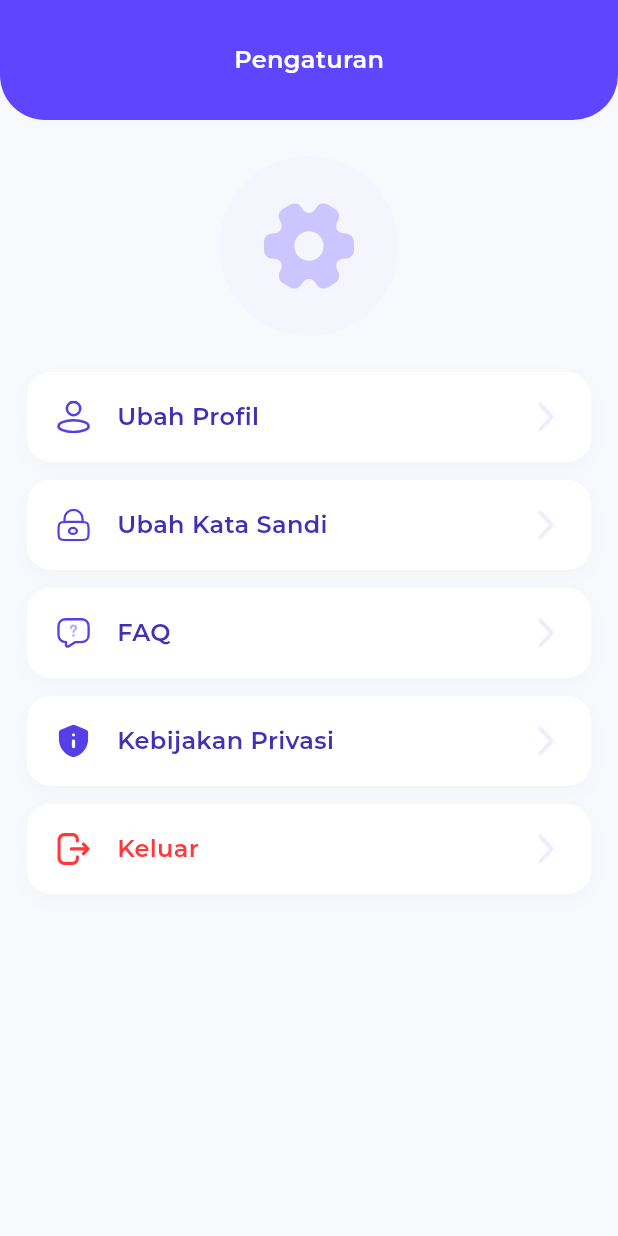
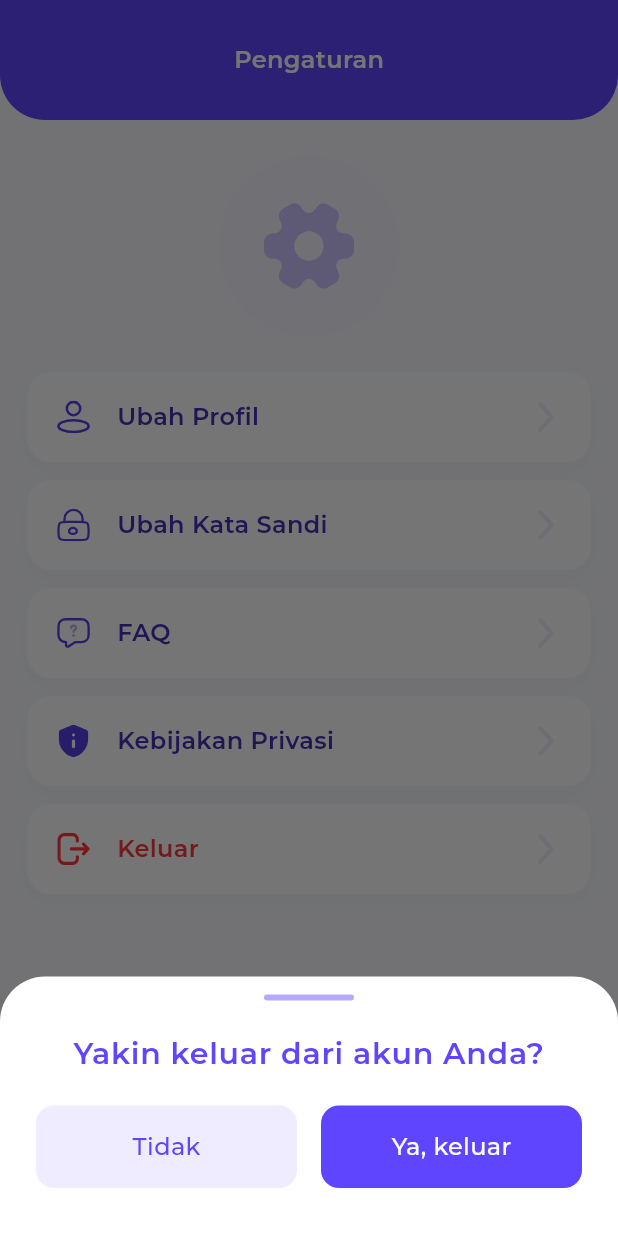
Before and after one commit to fauzihub13/litenet, a Flutter app: the SettingPage screen opened directly, after a tap on "Keluar", on a phone screen of 412 x 824 dp. Run offline on Flutter 3.47's test engine with Material 3 defaults, Android fonts, the light colour scheme and no system bars; our stand-ins replace flutter_svg; project files that could hold a hidden picture were left out.

Commit message:
feat: implement UI modal on logout setting pagex

```diff
--- a/lib/core/widgets/button.dart
+++ b/lib/core/widgets/button.dart
@@ -12,6 +12,8 @@ class Button extends StatelessWidget {
   final double? height;
   final double? fontSize;
   final Color borderColor;
+  final Color backgroundColor;
+  final Color textColor;
 
   const Button({
     super.key,
@@ -21,8 +23,10 @@ class Button extends StatelessWidget {
     this.isDisabled = false,
     this.width = double.infinity,
     this.height,
-    this.fontSize =16,
+    this.fontSize = 16,
     this.borderColor = DefaultColors.purple500,
+    this.backgroundColor = DefaultColors.purple500,
+    this.textColor = DefaultColors.white,
   });
 
   @override
@@ -38,7 +42,7 @@ class Button extends StatelessWidget {
           style: ElevatedButton.styleFrom(
             backgroundColor: isDisabled
                 ? DefaultColors.purple100
-                : DefaultColors.purple500,
+                : backgroundColor,
             shape: RoundedRectangleBorder(
               borderRadius: BorderRadius.circular(12),
             ),
@@ -47,10 +51,9 @@ class Button extends StatelessWidget {
           child: Text(
             text,
             style: Theme.of(context).textTheme.bodyMedium?.copyWith(
-              color: DefaultColors.white,
+              color: textColor,
               fontWeight: FontWeight.w500,
-              fontSize: fontSize
-
+              fontSize: fontSize,
             ),
           ),
         ),
@@ -62,13 +65,10 @@ class Button extends StatelessWidget {
         child: ElevatedButton(
           onPressed: isDisabled ? null : onPressed,
           style: ElevatedButton.styleFrom(
-            backgroundColor: Colors.transparent,
             shape: RoundedRectangleBorder(
               borderRadius: BorderRadius.circular(12),
               side: BorderSide(
-                color: isDisabled
-                    ? Colors.transparent
-                    : borderColor,
+                color: isDisabled ? Colors.transparent : borderColor,
                 width: 1.5,
               ),
             ),
@@ -79,7 +79,7 @@ class Button extends StatelessWidget {
             style: Theme.of(context).textTheme.bodyMedium?.copyWith(
               color: DefaultColors.purple500,
               fontWeight: FontWeight.w500,
-              fontSize: fontSize
+              fontSize: fontSize,
             ),
           ),
         ),
--- a/lib/features/setting/presentation/views/setting_page.dart
+++ b/lib/features/setting/presentation/views/setting_page.dart
@@ -1,6 +1,7 @@
 import 'package:flutter/material.dart';
 import 'package:flutter_svg/svg.dart';
 import 'package:litenet/core/constants/theme.dart';
+import 'package:litenet/core/widgets/button.dart';
 import 'package:litenet/core/widgets/custom_appbar.dart';
 import 'package:litenet/features/setting/presentation/views/change_password.dart';
 import 'package:litenet/features/setting/presentation/views/change_profile.dart';
@@ -8,8 +9,89 @@ import 'package:litenet/features/setting/presentation/views/faq_page.dart';
 import 'package:litenet/features/setting/presentation/views/terms_and_conditions.dart';
 import 'package:litenet/gen/assets.gen.dart';
 
-class SettingPage extends StatelessWidget {
+class SettingPage extends StatefulWidget {
   const SettingPage({super.key});
+
+  @override
+  State<SettingPage> createState() => _SettingPageState();
+}
+
+class _SettingPageState extends State<SettingPage> {
+  void _showLogoutModal(BuildContext context) {
+    showModalBottomSheet(
+      context: context,
+      backgroundColor: Colors.transparent, // Agar rounded corner terlihat
+      isScrollControlled: true,
+      builder: (context) {
+        return Container(
+          decoration: const BoxDecoration(
+            color: Colors.white,
+            borderRadius: BorderRadius.vertical(top: Radius.circular(30)),
+          ),
+          padding: const EdgeInsets.only(
+            left: 24,
+            right: 24,
+            bottom: 12,
+            top: 12,
+          ),
+          child: Column(
+            mainAxisSize: MainAxisSize.min,
+            children: [
+              Container(
+                width: 60,
+                height: 4,
+                decoration: BoxDecoration(
+                  color: DefaultColors.purple200,
+                  borderRadius: BorderRadius.all(Radius.circular(2)),
+                ),
+              ),
+              const SizedBox(height: 20),
+
+              Text(
+                "Yakin keluar dari akun Anda?",
+                textAlign: TextAlign.center,
+                style: Theme.of(context).textTheme.bodyLarge?.copyWith(
+                  fontWeight: FontWeight.w600,
+                  color: DefaultColors.purple500,
+                ),
+              ),
+              const SizedBox(height: 20),
+              Row(
+                children: [
+                  // Tombol Tidak
+                  Expanded(
+                    child: Button(
+                      text: "Tidak",
+                      buttonType: ButtonType.filled,
+                      backgroundColor: DefaultColors.purple50,
+                      textColor: DefaultColors.purple500,
+                      onPressed: () => Navigator.pop(context),
+                    ),
+                  ),
+
+                  const SizedBox(width: 16),
+
+                  // Tombol Ya, Keluar
+                  Expanded(
+                    child: Button(
+                      text: "Ya, keluar",
+                      buttonType: ButtonType.filled,
+                      onPressed: () {
+                        // Tambahkan logika logout di sini (clear session, dll)
+                        // Contoh: pindah ke halaman login
+                        Navigator.pop(context);
+                      },
+                    ),
+                  ),
+                ],
+              ),
+              const SizedBox(height: 20), // Memberikan padding bawah agar aman
+            ],
+          ),
+        );
+      },
+    );
+  }
 
   @override
   Widget build(BuildContext context) {
@@ -118,7 +200,7 @@ class SettingPage extends StatelessWidget {
                         DefaultColors.lightRed, // Warna merah untuk keluar
                     iconColor: DefaultColors.lightRed,
                     onTap: () {
-                      // Logika Logout
+                      _showLogoutModal(context);
                     },
                   ),
                 ],
```
